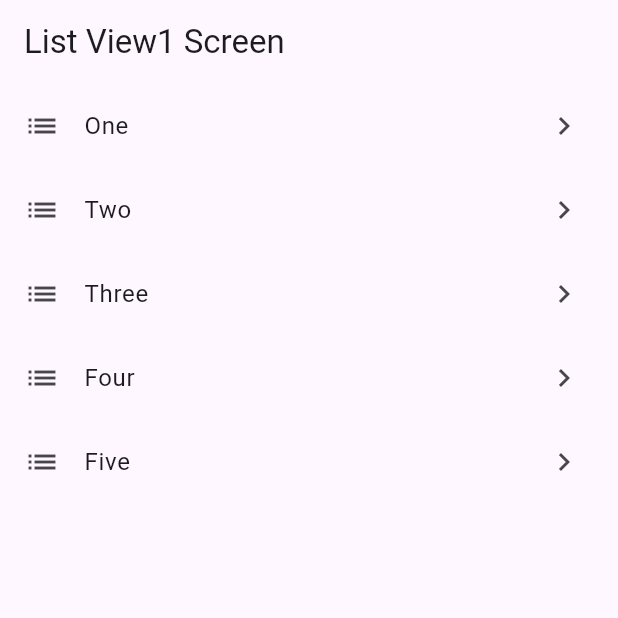
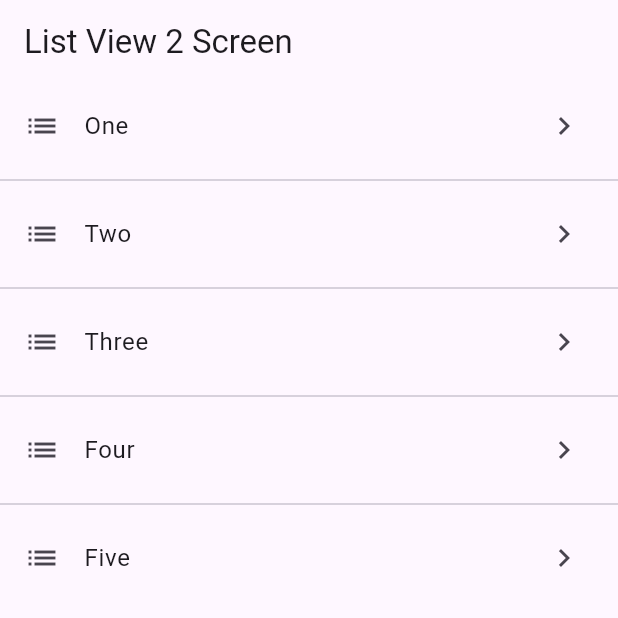
Before and after one commit to ByteRaider/flutter_components_playground, a Flutter app: the screen it shows after launch, on a phone screen of 412 x 824 dp, the top half of it. Run offline on Flutter 3.47's test engine with Material 3 defaults, Android fonts, the phone set to English and light mode, and no system bars.

Commit message:
Apply to ListView a builder and separator

```diff
--- a/lib/main.dart
+++ b/lib/main.dart
@@ -1,4 +1,4 @@
-import 'package:fl_components/screens/list_view1_screen.dart';
+import 'package:fl_components/screens/list_view2_screen.dart';
 import 'package:flutter/material.dart';
 
 void main() => runApp(const MyApp());
@@ -8,6 +8,6 @@ class MyApp extends StatelessWidget {
 
   @override
   Widget build(BuildContext context) {
-    return const MaterialApp(title: 'Material App', home: ListView1Screen());
+    return const MaterialApp(title: 'Material App', home: ListView2Screen());
   }
 }
--- /dev/null
+++ b/lib/screens/list_view2_screen.dart
@@ -0,0 +1,21 @@
+import 'package:flutter/material.dart';
+
+class ListView2Screen extends StatelessWidget {
+  final options = const ['One', 'Two', 'Three', 'Four', 'Five'];
+  const ListView2Screen({super.key});
+
+  @override
+  Widget build(BuildContext context) {
+    return Scaffold(
+        appBar: AppBar(title: const Text('List View 2 Screen')),
+        body: ListView.separated(
+          itemCount: options.length,
+          itemBuilder: (context, index) => ListTile(
+            leading: const Icon(Icons.list),
+            title: Text(options[index]),
+            trailing: const Icon(Icons.chevron_right),
+          ),
+          separatorBuilder: (_, __) => const Divider(),
+        ));
+  }
+}
```
